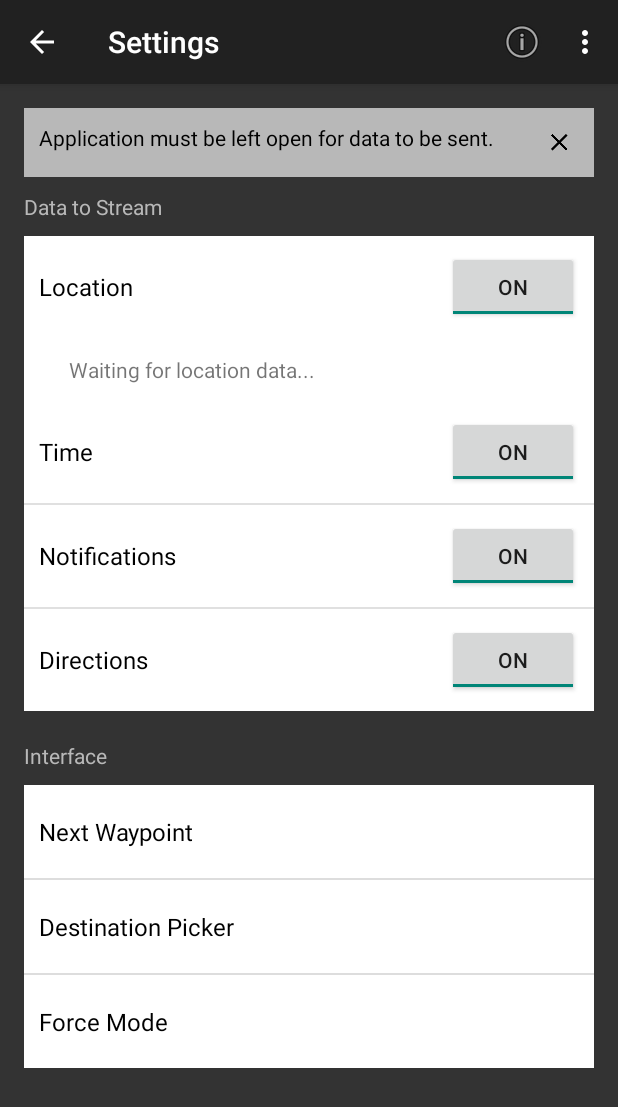
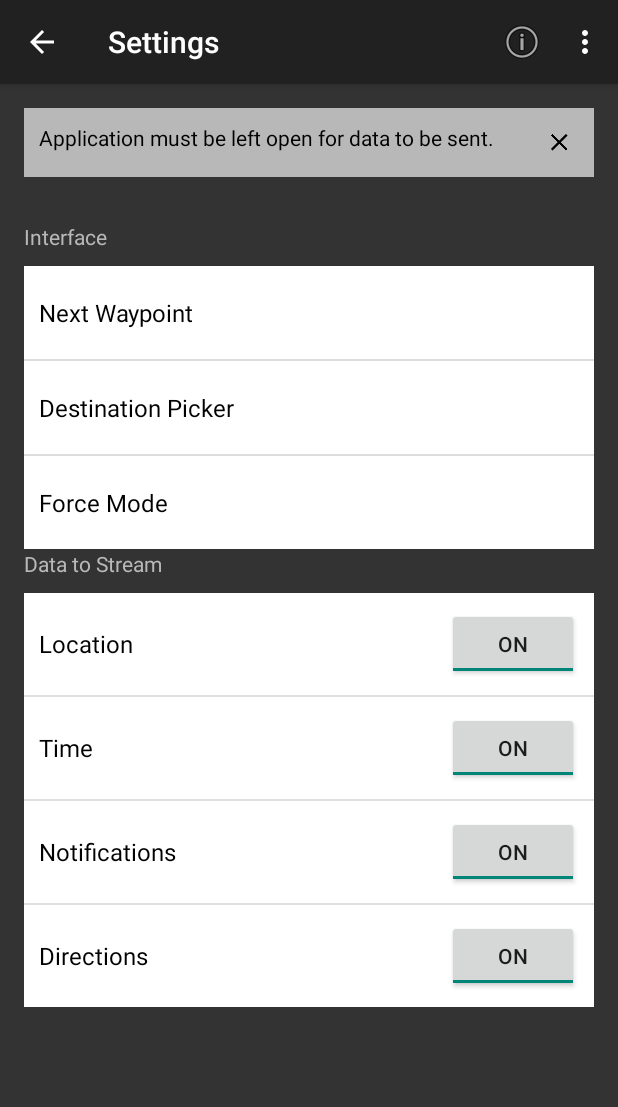
Before and after one commit to fridgecow/SmartShoe, an Android app: the ControllerActivity screen opened directly, with no data from a screen before it, after a tap on "Destination Picker", on a phone screen of 412 x 824 dp. Shown: the top 1107 px of the screen. Run offline under Robolectric (Android 15) with nearby library versions, the phone set to English and light mode, and no system bars; 2 statements that could not run were skipped; 3 other taps on this screen came first.

```diff
--- a/Android App/app/src/main/res/layout/activity_controller.xml
+++ b/Android App/app/src/main/res/layout/activity_controller.xml
@@ -51,6 +51,21 @@
             <TextView
                 android:layout_width="match_parent"
                 android:layout_height="wrap_content"
+                android:layout_marginTop="20dp"
+                android:text="@string/controller_sectiontitle_interface"
+                android:textColor="@drawable/default_textcolor"/>
+
+            <com.smartshoe.connect.ui.utils.ExpandableHeightListView
+                android:id="@+id/interfaceListView"
+                android:layout_width="match_parent"
+                android:layout_height="wrap_content"
+                android:layout_marginTop="10dp"
+                android:divider="#dddddd"
+                android:dividerHeight="1dp"/>
+
+            <TextView
+                android:layout_width="match_parent"
+                android:layout_height="wrap_content"
                 android:text="@string/controller_sectiontitle_stream"
                 android:textColor="@drawable/default_textcolor"/>
 
@@ -63,21 +78,7 @@
                 android:childDivider="#00000000"
                 android:groupIndicator="@null"/>
 
-            <TextView
-                android:layout_width="match_parent"
-                android:layout_height="wrap_content"
-                android:layout_marginTop="20dp"
-                android:text="@string/controller_sectiontitle_interface"
-                android:textColor="@drawable/default_textcolor"/>
 
-
-            <com.smartshoe.connect.ui.utils.ExpandableHeightListView
-                android:id="@+id/interfaceListView"
-                android:layout_width="match_parent"
-                android:layout_height="wrap_content"
-                android:layout_marginTop="10dp"
-                android:divider="#dddddd"
-                android:dividerHeight="1dp"/>
         </LinearLayout>
 
     </ScrollView>
```
Also changed, not shown: Android App/app/src/main/java/com/smartshoe/connect/app/ControllerActivity.java (+16 -0 lines), 1 other file.
